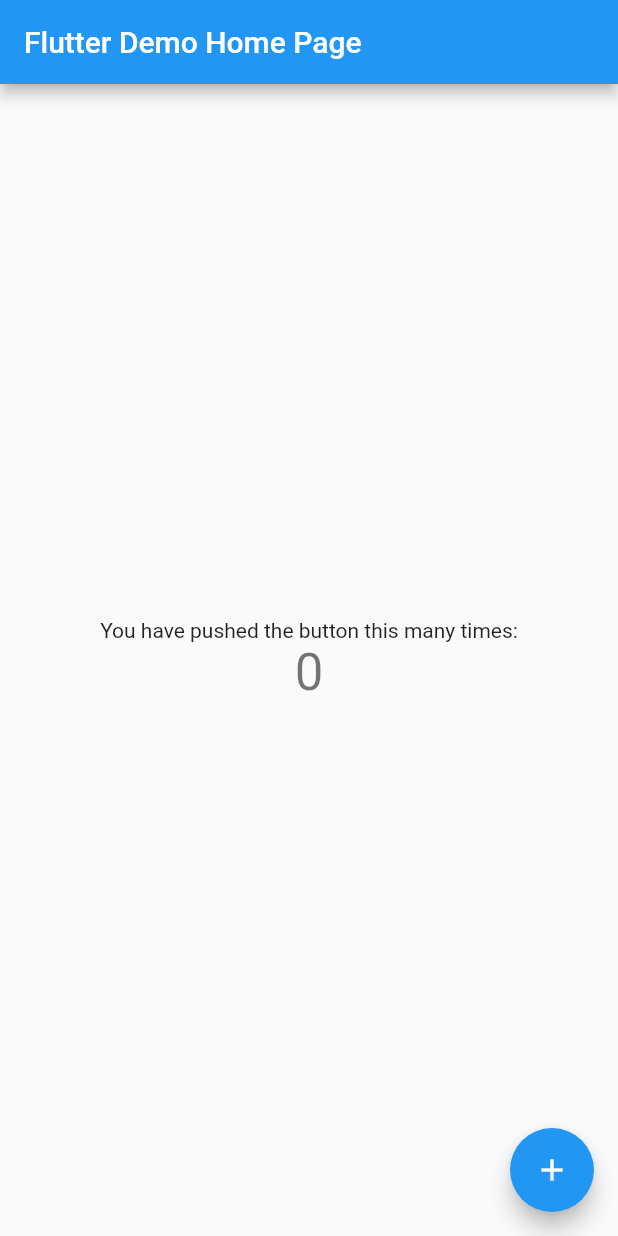
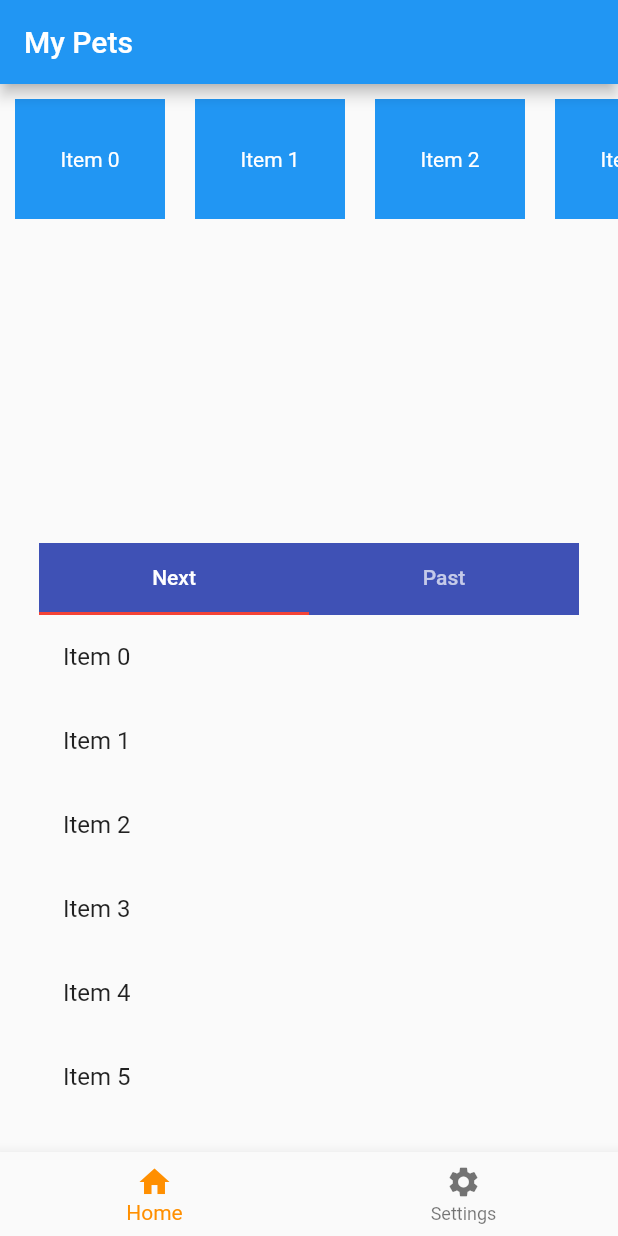
Before and after one commit to LucasGabriiel/MyPetsHybrid, a Flutter app: the screen it shows after launch, on a phone screen of 412 x 824 dp. Run offline on Flutter 3.47's test engine with Material 2 defaults, Android fonts, the light colour scheme and no system bars.

Commit message:
Implemented home basic layout

```diff
--- /dev/null
+++ b/lib/assets/styles.dart
@@ -0,0 +1,49 @@
+import 'package:flutter/cupertino.dart';
+
+abstract class Styles {
+  static const TextStyle productRowItemName = TextStyle(
+    color: Color.fromRGBO(0, 0, 0, 0.8),
+    fontSize: 18,
+    fontStyle: FontStyle.normal,
+    fontWeight: FontWeight.normal,
+  );
+
+  static const TextStyle productRowTotal = TextStyle(
+    color: Color.fromRGBO(0, 0, 0, 0.8),
+    fontSize: 18,
+    fontStyle: FontStyle.normal,
+    fontWeight: FontWeight.bold,
+  );
+
+  static const TextStyle productRowItemPrice = TextStyle(
+    color: Color(0xFF8E8E93),
+    fontSize: 13,
+    fontWeight: FontWeight.w300,
+  );
+
+  static const TextStyle searchText = TextStyle(
+    color: Color.fromRGBO(0, 0, 0, 1),
+    fontSize: 14,
+    fontStyle: FontStyle.normal,
+    fontWeight: FontWeight.normal,
+  );
+
+  static const TextStyle deliveryTimeLabel = TextStyle(
+    color: Color(0xFFC2C2C2),
+    fontWeight: FontWeight.w300,
+  );
+
+  static const TextStyle deliveryTime = TextStyle(
+    color: CupertinoColors.inactiveGray,
+  );
+
+  static const Color productRowDivider = Color(0xFFD9D9D9);
+
+  static const Color scaffoldBackground = Color(0xfff0f0f0);
+
+  static const Color searchBackground = Color(0xffe0e0e0);
+
+  static const Color searchCursorColor = Color.fromRGBO(0, 122, 255, 1);
+
+  static const Color searchIconColor = Color.fromRGBO(128, 128, 128, 1);
+}
--- a/lib/main.dart
+++ b/lib/main.dart
@@ -1,115 +1,6 @@
 import 'package:flutter/material.dart';
+import 'package:my_pets/my_pets_app.dart';
 
 void main() {
-  runApp(const MyApp());
+  runApp(const MyPetsApp());
 }
-
-class MyApp extends StatelessWidget {
-  const MyApp({super.key});
-
-  // This widget is the root of your application.
-  @override
-  Widget build(BuildContext context) {
-    return MaterialApp(
-      title: 'Flutter Demo',
-      theme: ThemeData(
-        // This is the theme of your application.
-        //
-        // Try running your application with "flutter run". You'll see the
-        // application has a blue toolbar. Then, without quitting the app, try
-        // changing the primarySwatch below to Colors.green and then invoke
-        // "hot reload" (press "r" in the console where you ran "flutter run",
-        // or simply save your changes to "hot reload" in a Flutter IDE).
-        // Notice that the counter didn't reset back to zero; the application
-        // is not restarted.
-        primarySwatch: Colors.blue,
-      ),
-      home: const MyHomePage(title: 'Flutter Demo Home Page'),
-    );
-  }
-}
-
-class MyHomePage extends StatefulWidget {
-  const MyHomePage({super.key, required this.title});
-
-  // This widget is the home page of your application. It is stateful, meaning
-  // that it has a State object (defined below) that contains fields that affect
-  // how it looks.
-
-  // This class is the configuration for the state. It holds the values (in this
-  // case the title) provided by the parent (in this case the App widget) and
-  // used by the build method of the State. Fields in a Widget subclass are
-  // always marked "final".
-
-  final String title;
-
-  @override
-  State<MyHomePage> createState() => _MyHomePageState();
-}
-
-class _MyHomePageState extends State<MyHomePage> {
-  int _counter = 0;
-
-  void _incrementCounter() {
-    setState(() {
-      // This call to setState tells the Flutter framework that something has
-      // changed in this State, which causes it to rerun the build method below
-      // so that the display can reflect the updated values. If we changed
-      // _counter without calling setState(), then the build method would not be
-      // called again, and so nothing would appear to happen.
-      _counter++;
-    });
-  }
-
-  @override
-  Widget build(BuildContext context) {
-    // This method is rerun every time setState is called, for instance as done
-    // by the _incrementCounter method above.
-    //
-    // The Flutter framework has been optimized to make rerunning build methods
-    // fast, so that you can just rebuild anything that needs updating rather
-    // than having to individually change instances of widgets.
-    return Scaffold(
-      appBar: AppBar(
-        // Here we take the value from the MyHomePage object that was created by
-        // the App.build method, and use it to set our appbar title.
-        title: Text(widget.title),
-      ),
-      body: Center(
-        // Center is a layout widget. It takes a single child and positions it
-        // in the middle of the parent.
-        child: Column(
-          // Column is also a layout widget. It takes a list of children and
-          // arranges them vertically. By default, it sizes itself to fit its
-          // children horizontally, and tries to be as tall as its parent.
-          //
-          // Invoke "debug painting" (press "p" in the console, choose the
-          // "Toggle Debug Paint" action from the Flutter Inspector in Android
-          // Studio, or the "Toggle Debug Paint" command in Visual Studio Code)
-          // to see the wireframe for each widget.
-          //
-          // Column has various properties to control how it sizes itself and
-          // how it positions its children. Here we use mainAxisAlignment to
-          // center the children vertically; the main axis here is the vertical
-          // axis because Columns are vertical (the cross axis would be
-          // horizontal).
-          mainAxisAlignment: MainAxisAlignment.center,
-          children: <Widget>[
-            const Text(
-              'You have pushed the button this many times:',
-            ),
-            Text(
-              '$_counter',
-              style: Theme.of(context).textTheme.headlineMedium,
-            ),
-          ],
-        ),
-      ),
-      floatingActionButton: FloatingActionButton(
-        onPressed: _incrementCounter,
-        tooltip: 'Increment',
-        child: const Icon(Icons.add),
-      ), // This trailing comma makes auto-formatting nicer for build methods.
-    );
-  }
-}
--- /dev/null
+++ b/lib/my_pets_app.dart
@@ -0,0 +1,78 @@
+import 'package:flutter/material.dart';
+import 'package:my_pets/scenes/home.dart';
+
+class MyPetsApp extends StatelessWidget {
+  const MyPetsApp({super.key});
+
+  // This widget is the root of your application.
+  @override
+  Widget build(BuildContext context) {
+    return MaterialApp(
+      title: 'My Pets',
+      theme: ThemeData(
+        // This is the theme of your application.
+        //
+        // Try running your application with "flutter run". You'll see the
+        // application has a blue toolbar. Then, without quitting the app, try
+        // changing the primarySwatch below to Colors.green and then invoke
+        // "hot reload" (press "r" in the console where you ran "flutter run",
+        // or simply save your changes to "hot reload" in a Flutter IDE).
+        // Notice that the counter didn't reset back to zero; the application
+        // is not restarted.
+        primarySwatch: Colors.blue,
+      ),
+      home: MyStatefulWidget(),
+    );
+  }
+}
+class MyStatefulWidget extends StatefulWidget {
+  const MyStatefulWidget({super.key});
+
+  @override
+  State<MyStatefulWidget> createState() => _MyStatefulWidgetState();
+}
+
+class _MyStatefulWidgetState extends State<MyStatefulWidget> {
+  int _selectedIndex = 0;
+  static const TextStyle optionStyle =
+      TextStyle(fontSize: 30, fontWeight: FontWeight.bold);
+  static List<Widget> _widgetOptions = <Widget>[
+    HomePage(),
+    Text(
+      'Index 1: Settings',
+      style: optionStyle,
+    ),
+  ];
+
+  void _onItemTapped(int index) {
+    setState(() {
+      _selectedIndex = index;
+    });
+  }
+
+  @override
+  Widget build(BuildContext context) {
+    return Scaffold(
+      body: Center(
+        child: _widgetOptions.elementAt(_selectedIndex),
+      ),
+      bottomNavigationBar: BottomNavigationBar(
+        items: const <BottomNavigationBarItem>[
+          BottomNavigationBarItem(
+            icon: Icon(Icons.home),
+            label: 'Home',
+            backgroundColor: Colors.blue,
+          ),
+          BottomNavigationBarItem(
+            icon: Icon(Icons.settings),
+            label: 'Settings',
+            backgroundColor: Colors.purple,
+          ),
+        ],
+        currentIndex: _selectedIndex,
+        selectedItemColor: Colors.amber[800],
+        onTap: _onItemTapped,
+      ),
+    );
+  }
+}
--- /dev/null
+++ b/lib/scenes/home.dart
@@ -0,0 +1,86 @@
+import 'package:flutter/material.dart';
+
+class HomePage extends StatelessWidget {
+  @override
+  Widget build(BuildContext context) {
+    return Scaffold(
+      appBar: AppBar(
+        title: Text('My Pets'),
+      ),
+      body: Column(
+        children: [
+          SizedBox(
+            height: 100,
+            child: ListView.builder(
+              scrollDirection: Axis.horizontal,
+              itemCount: 10,
+              itemBuilder: (context, index) {
+                return Container(
+                  width: 100,
+                  height: 100,
+                  margin: EdgeInsets.all(10),
+                  color: Colors.blue,
+                  child: Center(
+                    child: Text(
+                      'Item $index',
+                      style: TextStyle(color: Colors.white),
+                    ),
+                  ),
+                );
+              },
+            ),
+          ),
+          const SizedBox(height: 180),
+          DefaultTabController(
+            length: 2,
+            child: Expanded(
+              child: Padding(
+                padding: const EdgeInsets.all(26.0),
+                child: Column(
+                children: [
+                  Material(
+                  color: Colors.indigo,
+                  child: TabBar(
+                            indicatorColor: Colors.red,
+                            tabs: [
+                              Tab(
+                                text: 'Next',
+                              ),
+                              Tab(
+                                text: 'Past',
+                              ),
+                            ],
+                          ),
+                  ),
+                  Expanded(
+                    child: TabBarView(
+                      children: [
+                        ListView.builder(
+                          itemCount: 20,
+                          itemBuilder: (context, index) {
+                            return ListTile(
+                              title: Text('Item $index'),
+                            );
+                          },
+                        ),
+                        ListView.builder(
+                          itemCount: 15,
+                          itemBuilder: (context, index) {
+                            return ListTile(
+                              title: Text('Item ${index + 20}'),
+                            );
+                          },
+                        ),
+                      ],
+                    ),
+                  ),
+                ],
+              ),
+              ),
+            )
+          ),
+        ],
+      ),
+    );
+  }
+}
```
